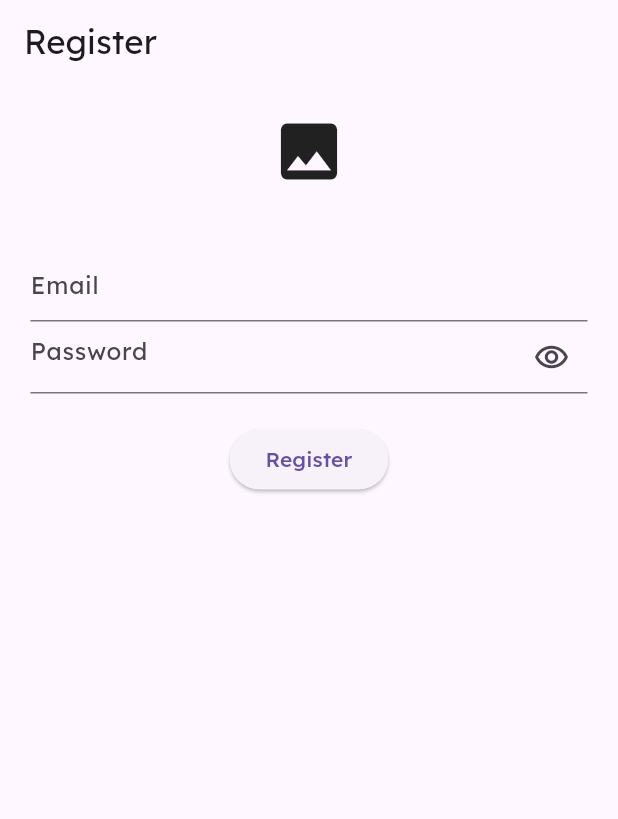
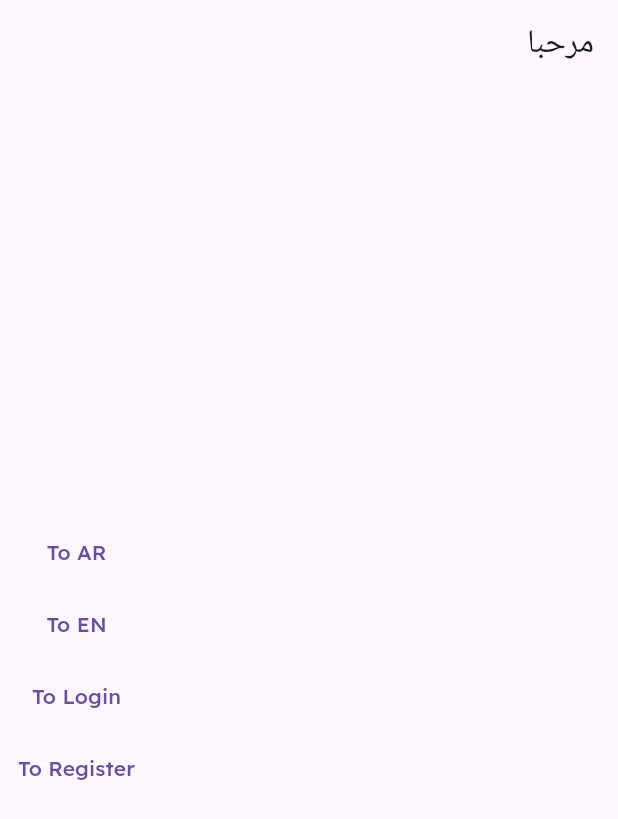
Before and after one commit to a-saber/NTI-Round5-Flutter, a Flutter app: the screen it shows after launch, on a phone screen of 412 x 824 dp. Shown: the top 819 px of the screen. Run offline on Flutter 3.47's test engine with Material 3 defaults, Android fonts, the phone set to English and light mode, and no system bars; our stand-ins replace dartz, dio, flutter_bloc, flutter_screenutil, flutter_svg, get and 2 more; accounts and stored records are empty.

Commit message:
2026/04/12 Sun 04 Translation With Get 01

```diff
--- /dev/null
+++ b/lib/core/translation/ar.dart
@@ -0,0 +1,7 @@
+import 'translation_keys.dart';
+
+var ar = {
+  TranslationKeys.hello: 'مرحبا',
+  TranslationKeys.login: 'تسجيل الدخول',
+  TranslationKeys.register: 'تسجيل جديد',
+};
--- /dev/null
+++ b/lib/core/translation/en.dart
@@ -0,0 +1,7 @@
+import 'translation_keys.dart';
+
+var en = {
+  TranslationKeys.hello: 'Hello',
+  TranslationKeys.login: 'Login',
+  TranslationKeys.register: 'Register',
+};
--- /dev/null
+++ b/lib/core/translation/translation_helper.dart
@@ -0,0 +1,13 @@
+import 'package:get/get.dart';
+
+import 'ar.dart';
+import 'en.dart';
+
+class TranslationHelper extends Translations {
+  @override
+  Map<String, Map<String, String>> get keys => {
+    'en': en,
+    'ar': ar
+  };
+
+}
--- /dev/null
+++ b/lib/core/translation/translation_keys.dart
@@ -0,0 +1,6 @@
+abstract class TranslationKeys {
+  static const String hello = 'hello';
+  static const String login = 'login';
+  static const String register = 'register';
+
+}
--- a/lib/features/auth/views/login_view.dart
+++ b/lib/features/auth/views/login_view.dart
@@ -1,6 +1,7 @@
 import 'package:flutter/material.dart';
 import 'package:flutter_bloc/flutter_bloc.dart';
 import 'package:flutter_screenutil/flutter_screenutil.dart';
+import 'package:get/get.dart';
 import 'package:nti5/core/network/api_helper.dart';
 import 'package:nti5/core/utils/app_colors.dart';
 import 'package:nti5/features/auth/cubits/login/login_cubit.dart';
@@ -8,6 +9,8 @@ import 'package:nti5/features/auth/cubits/login/login_state.dart';
 import 'package:nti5/features/auth/data/models/login_response_model.dart';
 import 'package:nti5/features/auth/data/models/user_model.dart';
 import 'package:nti5/features/home/views/home_view.dart';
+
+import '../../../core/translation/translation_keys.dart';
 
 class LoginView extends StatelessWidget {
   const LoginView({super.key});
@@ -20,7 +23,7 @@ class LoginView extends StatelessWidget {
       create: (context)=> LoginCubit(),
       child: Scaffold(
         appBar: AppBar(
-          title: Text('Login'),
+          title: Text(TranslationKeys.login.tr),
         ),
         body: BlocConsumer<LoginCubit, LoginState>(
           listener: (context, state){
@@ -111,7 +114,8 @@ class LoginView extends StatelessWidget {
 
                         SizedBox(height: 20,),
 
-                        ElevatedButton(onPressed: state is LoginLoading? null: cubit.login, child: Text('login')),
+                        ElevatedButton(onPressed: state is LoginLoading? null: cubit.login,
+                            child: Text(TranslationKeys.login.tr)),
                         SizedBox(height: 20,),
                         if(state is LoginLoading)
                           CircularProgressIndicator(color: AppColors.primary,)
--- a/lib/features/auth/views/register_view.dart
+++ b/lib/features/auth/views/register_view.dart
@@ -3,11 +3,13 @@ import 'dart:io';
 import 'package:flutter/material.dart';
 import 'package:flutter_bloc/flutter_bloc.dart';
 import 'package:flutter_screenutil/flutter_screenutil.dart';
+import 'package:get/get.dart';
 import 'package:nti5/core/widgets/image_manager.dart';
 import 'package:nti5/features/auth/cubits/register/register_cubit.dart';
 import 'package:nti5/features/auth/cubits/register/register_state.dart';
 import 'package:nti5/features/auth/views/login_view.dart';
 
+import '../../../core/translation/translation_keys.dart';
 import '../../../core/utils/app_colors.dart';
 
 class RegisterView extends StatelessWidget {
@@ -19,7 +21,7 @@ class RegisterView extends StatelessWidget {
       create: (context)=> RegisterCubit(),
       child: Scaffold(
         appBar: AppBar(
-          title: Text('Register'),
+          title: Text(TranslationKeys.register.tr),
         ),
         body: BlocConsumer<RegisterCubit, RegisterState>(
           listener: (context, state){
@@ -126,7 +128,7 @@ class RegisterView extends StatelessWidget {
                         ElevatedButton(
                           onPressed: state is RegisterLoading?
                           null: cubit.register,
-                            child: Text('Register'),
+                            child: Text(TranslationKeys.register.tr),
                         ),
                         SizedBox(height: 20,),
                         if(state is RegisterLoading)
--- /dev/null
+++ b/lib/features/test_tr.dart
@@ -0,0 +1,49 @@
+import 'package:flutter/material.dart';
+import 'package:get/get.dart';
+import 'package:nti5/features/auth/views/login_view.dart';
+import 'package:nti5/features/auth/views/register_view.dart';
+
+import '../core/translation/translation_keys.dart';
+
+class TestTr extends StatelessWidget {
+  const TestTr({super.key});
+
+  @override
+  Widget build(BuildContext context) {
+    return Scaffold(
+      appBar: AppBar(
+        title: Text(TranslationKeys.hello.tr),
+      ),
+      body: Column(
+        mainAxisAlignment: MainAxisAlignment.center,
+        children:
+        [
+          TextButton(onPressed: (){
+            Get.updateLocale(Locale('ar'));
+
+            }, child: Text('To AR')
+          ),
+          TextButton(onPressed: (){
+            Get.updateLocale(Locale('en'));
+            },
+            child: Text('To EN')
+          ),
+
+          TextButton(onPressed: (){
+            Navigator.push(context, MaterialPageRoute(builder: (contex)=> LoginView()));
+            },
+            child: Text('To Login')
+          ),
+          TextButton(onPressed: (){
+            Navigator.push(context, MaterialPageRoute(builder: (contex)=> RegisterView()));
+            },
+            child: Text('To Register')
+          ),
+
+
+
+        ],
+      ),
+    );
+  }
+}
--- a/lib/main.dart
+++ b/lib/main.dart
@@ -1,7 +1,9 @@
 import 'package:flutter/material.dart';
 import 'package:flutter_screenutil/flutter_screenutil.dart';
+import 'package:get/get.dart';
 import 'package:nti5/core/cache/cache_helper.dart';
 import 'package:nti5/core/cache/cache_keys.dart';
+import 'package:nti5/core/translation/translation_helper.dart';
 
 import 'core/network/api_helper.dart';
 import 'core/widgets/custom_btn.dart';
@@ -11,6 +13,7 @@ import 'features/auth/views/login_view.dart';
 import 'features/auth/views/register_view.dart';
 import 'features/home/views/home_view.dart';
 import 'features/news/views/news_view.dart';
+import 'features/test_tr.dart';
 
 void main()async{
   WidgetsFlutterBinding.ensureInitialized();
@@ -28,7 +31,9 @@ class MyApp extends StatelessWidget{
     return ScreenUtilInit(
       designSize: Size(375, 812),
       builder: (context, widget){
-        return MaterialApp(
+        return GetMaterialApp(
+          translations: TranslationHelper(),
+          locale: Locale('ar'),
           theme: ThemeData(
             fontFamily: 'Lexend_Deca'
           ),
@@ -39,7 +44,8 @@ class MyApp extends StatelessWidget{
           // CacheHelper.getValue(CacheKeys.accessToken) != null?
           // MainLayout():
           // LoginView(),
-          RegisterView()
+          // RegisterView()
+          TestTr()
         );
       },
     );
--- a/pubspec.yaml
+++ b/pubspec.yaml
@@ -41,6 +41,7 @@ dependencies:
   shared_preferences:
   image_picker:
   flutter_bloc:
+  get:
 
 dev_dependencies:
   flutter_test:
```
Also changed, not shown: pubspec.lock.
